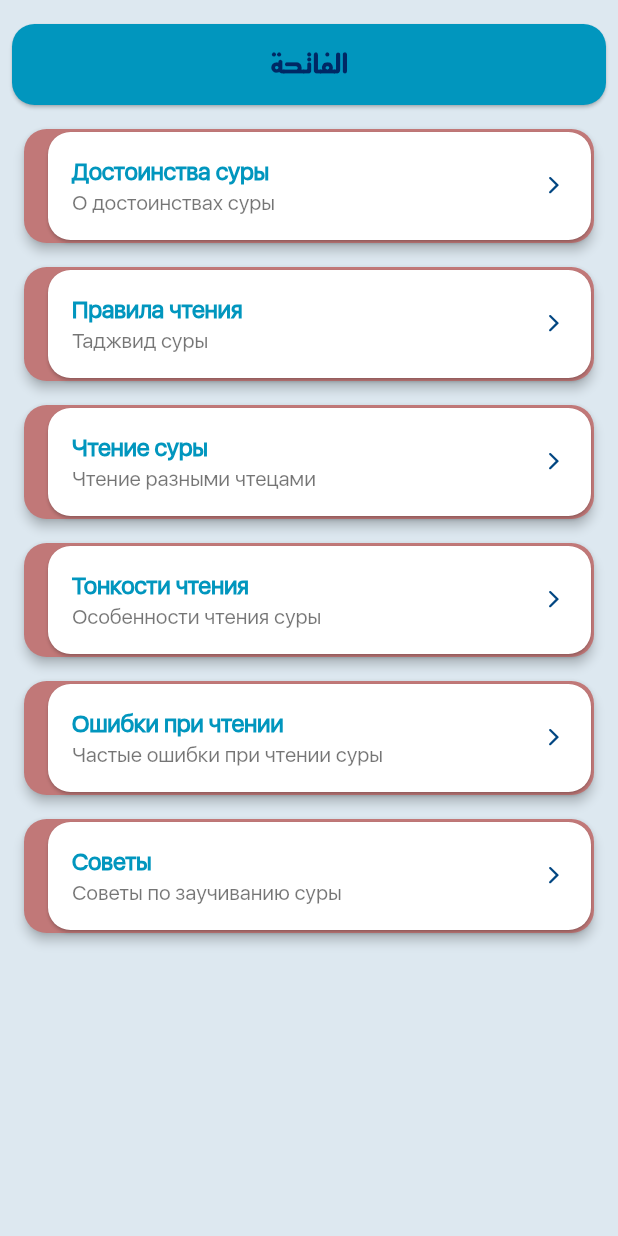
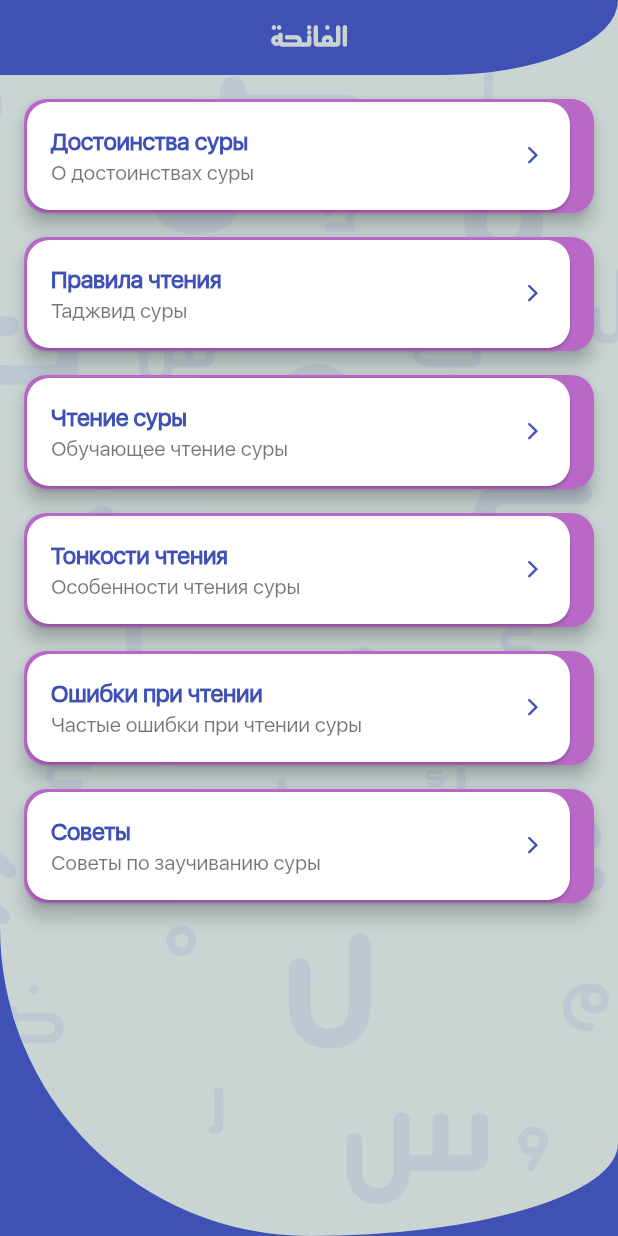
Before and after one commit to JMApps/project_fatiha, a Flutter app: the screen it shows after launch, on a phone screen of 412 x 824 dp. Run offline on Flutter 3.47's test engine with Material 2 defaults, Android fonts, the phone set to English and light mode, and no system bars; our stand-ins replace flutter_html, smooth_page_indicator, timelines.

Commit message:
Changed main page with new desing

```diff
--- a/lib/config/themes/app_themes.dart
+++ b/lib/config/themes/app_themes.dart
@@ -2,15 +2,14 @@ import 'package:flutter/material.dart';
 
 class AppThemes {
   final lightTheme = ThemeData(
-    scaffoldBackgroundColor: const Color(0xFFDDE8F0),
+    scaffoldBackgroundColor: const Color(0xFFC9D4D3),
     fontFamily: 'Sanfcancisco',
     colorScheme: const ColorScheme.light(),
     appBarTheme: const AppBarTheme(
-      backgroundColor: Color(0xFF1EB1F7),
+      backgroundColor: Color(0xFF3F51B5),
       centerTitle: true,
       elevation: 0,
     ),
-    cardColor: const Color(0xFFFFFFFF),
   );
 
   final darkTheme = ThemeData(
@@ -22,33 +21,33 @@ class AppThemes {
       centerTitle: true,
       elevation: 0,
     ),
-    cardColor: const Color(0xFF0C2125),
   );
 }
 
 extension ColorSchemeS on ColorScheme {
 
   Color get mainAppBarTitleColor => brightness == Brightness.light
-      ? const Color(0xFF002864)
+      ? const Color(0xFFC9D4D3)
+      : const Color(0xFF0C2125);
+
+  Color get mainBackgroundColor => brightness == Brightness.light
+      ? const Color(0xFFC9D4D3)
       : const Color(0xFF0C2125);
 
   Color get mainPrimaryColor => brightness == Brightness.light
-      ? const Color(0xFF0196BE)
+      ? const Color(0xFF3F51B5)
+      : const Color(0xFF0C2125);
+
+  Color get mainSecondaryPrimaryColor => brightness == Brightness.light
+      ? const Color(0xFF6883FF)
       : const Color(0xFF0C2125);
 
   Color get mainAccentColor => brightness == Brightness.light
-      ? const Color(0xFF004581)
+      ? const Color(0xFF4B08A1)
       : const Color(0xFF0C2125);
 
-  Color get mainLightAccentColor => brightness == Brightness.light
-      ? const Color(0xFF97CBDC)
+  Color get mainSecondaryAccentColor => brightness == Brightness.light
+      ? const Color(0xFFBA68C8)
       : const Color(0xFF0C2125);
 
-  Color get mainSecondaryColor => brightness == Brightness.light
-      ? const Color(0xFFC17878)
-      : const Color(0xFF0C2125);
-
-  Color get mainTernaryColor => brightness == Brightness.light
-      ? const Color(0xFF6FB632)
-      : const Color(0xFF0C2125);
 }
--- a/lib/modules/screens/main_page.dart
+++ b/lib/modules/screens/main_page.dart
@@ -1,8 +1,8 @@
 import 'package:flutter/material.dart';
 import 'package:project_fatiha/config/themes/app_themes.dart';
 import 'package:project_fatiha/utils/helpers/style_helpers.dart';
+import 'package:project_fatiha/widgets/items/main_item.dart';
 import 'package:project_fatiha/widgets/other/main_app_bar.dart';
-import 'package:project_fatiha/widgets/items/main_item.dart';
 
 class MainPage extends StatelessWidget {
   const MainPage({Key? key}) : super(key: key);
@@ -14,20 +14,33 @@ class MainPage extends StatelessWidget {
     return Container(
       color: myColor.mainPrimaryColor,
       child: SafeArea(
+        left: false,
+        right: false,
         bottom: false,
-        child: Scaffold(
-          appBar: PreferredSize(
-            preferredSize: const Size(double.infinity, 70),
-            child: Card(
-              margin: styleHelpers.mainAppBarWithoutBottomMargin,
-              color: myColor.mainPrimaryColor,
-              shape: styleHelpers.mainShapeRadius,
-              child: const MainAppBar(),
+        child: Stack(
+          children: [
+            Align(
+              alignment: Alignment.center,
+              child: Container(
+                decoration: BoxDecoration(
+                  color: myColor.mainBackgroundColor,
+                  borderRadius: styleHelpers.mainContainerBorderRadius,
+                  image: DecorationImage(
+                    image: const AssetImage('assets/pictures/main_background.png'),
+                    fit: BoxFit.cover,
+                    colorFilter: ColorFilter.mode(
+                      myColor.mainBackgroundColor.withOpacity(0.85),
+                      BlendMode.srcATop,
                     ),
                   ),
-          body: ListView(
-            padding: styleHelpers.mainPadding,
-            physics: const AlwaysScrollableScrollPhysics(),
+                ),
+                child: ListView(
+                  padding: const EdgeInsets.only(
+                    left: 16,
+                    top: 66,
+                    right: 16,
+                    bottom: 16,
+                  ),
                   children: const [
                     MainItem(
                       cardTitle: 'Достоинства суры',
@@ -41,7 +54,7 @@ class MainPage extends StatelessWidget {
                     ),
                     MainItem(
                       cardTitle: 'Чтение суры',
-                cardTitleDescription: 'Чтение разными чтецами',
+                      cardTitleDescription: 'Обучающее чтение суры',
                       routeName: 'page_write_surah',
                     ),
                     MainItem(
@@ -63,6 +76,19 @@ class MainPage extends StatelessWidget {
                 ),
               ),
             ),
+            const Align(
+              alignment: Alignment.topCenter,
+              child: SizedBox(
+                height: 50,
+                child: PreferredSize(
+                  preferredSize: Size(double.infinity, 50),
+                  child: MainAppBar(),
+                ),
+              ),
+            ),
+          ],
+        ),
+      ),
     );
   }
 }
--- a/lib/utils/helpers/style_helpers.dart
+++ b/lib/utils/helpers/style_helpers.dart
@@ -35,11 +35,14 @@ class StyleHelpers {
 
   // Border radius
   final mainShapeRadius = RoundedRectangleBorder(borderRadius: BorderRadius.circular(15));
+  final mainBorderRadius =  BorderRadius.circular(15);
   final mainTopShapeRadius = const RoundedRectangleBorder(borderRadius: BorderRadius.only(topLeft: Radius.circular(15), topRight: Radius.circular(15)));
   final mainBottomShapeRadius = const RoundedRectangleBorder(borderRadius: BorderRadius.only(bottomLeft: Radius.circular(15), bottomRight: Radius.circular(15)));
+  final mainAppBarShapeRadius =  const RoundedRectangleBorder(borderRadius: BorderRadius.only(bottomRight: Radius.elliptical(175, 75)));
+  final mainContainerBorderRadius =  const BorderRadius.only(bottomLeft: Radius.elliptical(250, 250), bottomRight: Radius.elliptical(250, 75));
 
   // Main page
-  final mainSecondCardLeftMargin = const EdgeInsets.only(left: 16, top: 2, bottom: 2, right: 2);
+  final mainSecondCardRightMargin = const EdgeInsets.only(right: 16, top: 2, bottom: 2, left: 2);
 
   // Tajweed page
   final marginWithoutBottom = const EdgeInsets.only(left: 16, top: 16, right: 16);
--- a/lib/widgets/items/main_item.dart
+++ b/lib/widgets/items/main_item.dart
@@ -21,14 +21,14 @@ class MainItem extends StatelessWidget {
     final myColor = Theme.of(context).colorScheme;
     return Card(
       margin: styleHelpers.mainMarginBottomOnly,
-      elevation: 3,
-      color: myColor.mainSecondaryColor,
+      elevation: 5,
+      color: myColor.mainSecondaryAccentColor,
       shape: styleHelpers.mainShapeRadius,
       child: Card(
-        margin: styleHelpers.mainSecondCardLeftMargin,
+        margin: styleHelpers.mainSecondCardRightMargin,
         shape: styleHelpers.mainShapeRadius,
         child: InkWell(
-          splashColor: myColor.mainSecondaryColor.withOpacity(0.15),
+          splashColor: myColor.mainSecondaryPrimaryColor.withOpacity(0.25),
           child: ListTile(
             title: Text(
               cardTitle,
@@ -47,7 +47,7 @@ class MainItem extends StatelessWidget {
             ),
             trailing: Icon(
               CupertinoIcons.forward,
-              color: myColor.mainAccentColor,
+              color: myColor.mainPrimaryColor,
               size: 17.5,
             ),
           ),
--- a/lib/widgets/other/main_app_bar.dart
+++ b/lib/widgets/other/main_app_bar.dart
@@ -1,16 +1,18 @@
 import 'package:flutter/material.dart';
 import 'package:project_fatiha/config/themes/app_themes.dart';
+import 'package:project_fatiha/utils/helpers/style_helpers.dart';
 
 class MainAppBar extends StatelessWidget {
   const MainAppBar({Key? key}) : super(key: key);
 
   @override
   Widget build(BuildContext context) {
+    final styleHelpers = StyleHelpers();
     return AppBar(
-      backgroundColor: Colors.transparent,
-      title: Column(
-        children: [
-          Text(
+      centerTitle: true,
+      elevation: 0,
+      shape: styleHelpers.mainAppBarShapeRadius,
+      title: Text(
         'الفاتحة',
         style: TextStyle(
           color: Theme.of(context).colorScheme.mainAppBarTitleColor,
@@ -18,8 +20,6 @@ class MainAppBar extends StatelessWidget {
           fontWeight: FontWeight.bold,
         ),
       ),
-        ],
-      ),
     );
   }
 }
--- a/pubspec.yaml
+++ b/pubspec.yaml
@@ -16,6 +16,8 @@ dependencies:
   timelines: ^0.1.0
   smooth_page_indicator: ^1.0.0+2
   flutter_html: ^2.2.1
+  font_awesome_flutter: ^10.1.0
+  circular_menu: ^2.0.1
 
 dev_dependencies:
   flutter_test:
```
Also changed, not shown: assets/pictures/main_background.png (added). Lines whose indentation alone changed are shown as unchanged.
